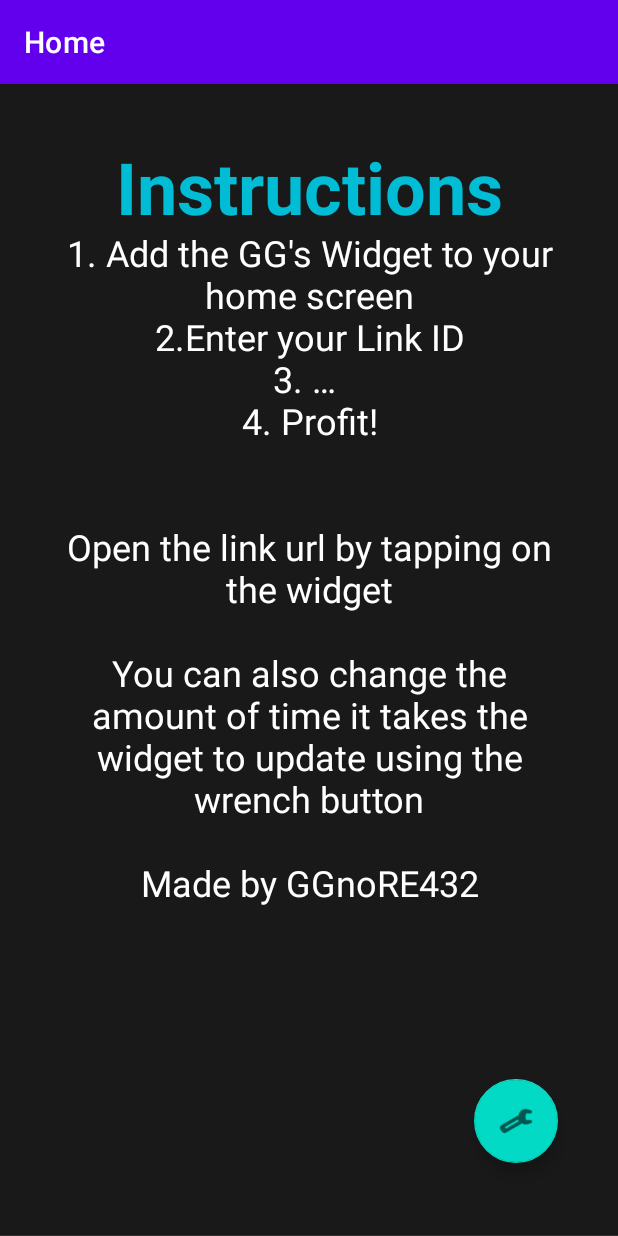
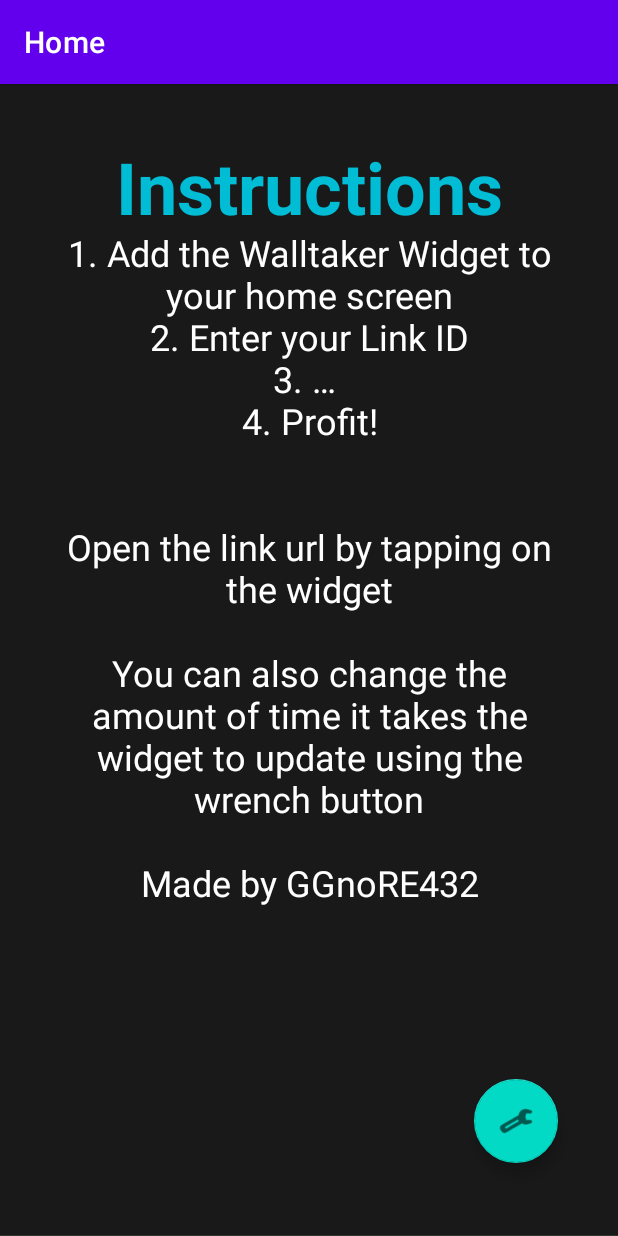
Before and after one commit to GGnoRE432/GGs-Walltaker-Widget, an Android app: the screen it shows after launch (MainActivity), on a phone screen of 412 x 824 dp. Run offline under Robolectric (Android 15) with nearby library versions, the phone set to English and light mode, and no system bars; our stand-ins replace navigation-ui.

```diff
--- a/app/src/main/res/values/strings.xml
+++ b/app/src/main/res/values/strings.xml
@@ -21,7 +21,7 @@
     <string name="general_header">General</string>
     <string name="update_title">Update Interval in Seconds (Cannot be less than 10 seconds)</string>
     <string name="instructions">Instructions</string>
-    <string name="instructionslist">1. Add the GG\'s Widget to your home screen\n2.Enter your Link ID\n3. … \n4. Profit!\n\n\nOpen the link url by tapping on the widget\n\nYou can also change the amount of time it takes the widget to update using the wrench button\n\nMade by GGnoRE432</string>
+    <string name="instructionslist">1. Add the Walltaker Widget to your home screen\n2. Enter your Link ID\n3. … \n4. Profit!\n\n\nOpen the link url by tapping on the widget\n\nYou can also change the amount of time it takes the widget to update using the wrench button\n\nMade by GGnoRE432</string>
     <string name="crop_to_fill">Crop to Fill</string>
     <string name="linkid">Link ID\nExample: https://walltaker.joi.how/links/\"XXXXX\"</string>
 </resources>
```
